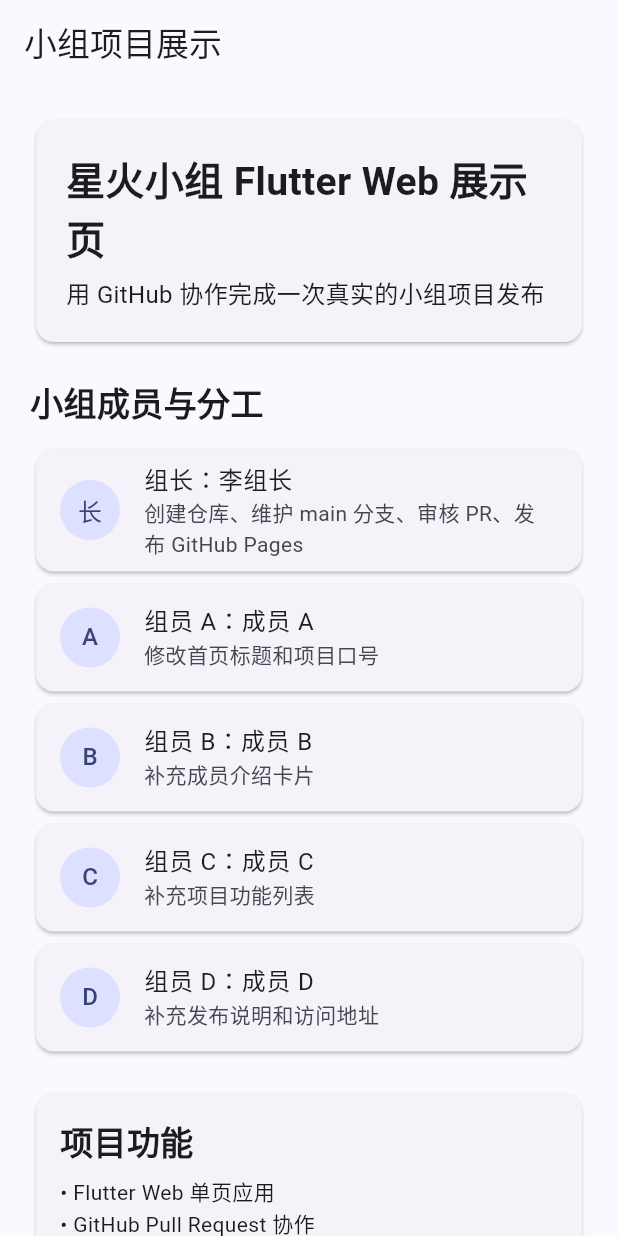
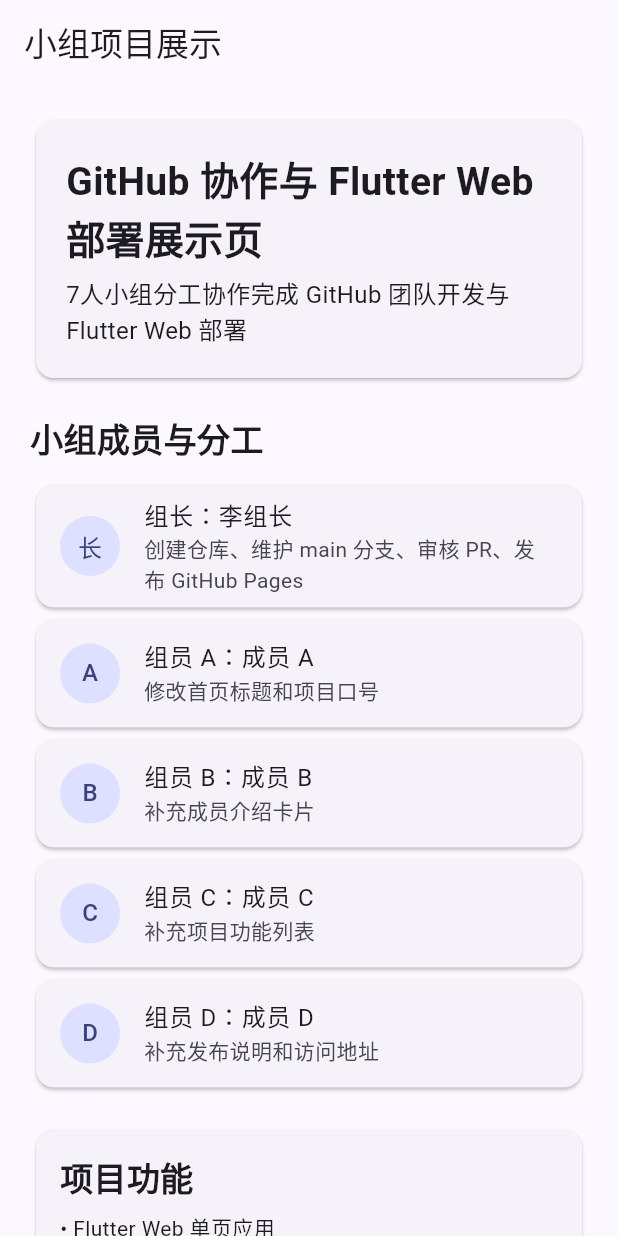
Before and after one commit to Dawncxxy/group-flutter-pages-demo, a Flutter app: the screen it shows after launch, on a phone screen of 412 x 824 dp. Run offline on Flutter 3.47's test engine with Material 3 defaults, Android fonts, the phone set to English and light mode, and no system bars.

Commit message:
update project title and slogan

```diff
--- a/lib/main.dart
+++ b/lib/main.dart
@@ -24,8 +24,8 @@ class GroupFlutterPagesApp extends StatelessWidget {
 class TeamHomePage extends StatelessWidget {
   const TeamHomePage({super.key});
 
-  static const String projectTitle = '星火小组 Flutter Web 展示页';
-  static const String projectSlogan = '用 GitHub 协作完成一次真实的小组项目发布';
+  static const String projectTitle = 'GitHub 协作与 Flutter Web 部署展示页';
+  static const String projectSlogan = '7人小组分工协作完成 GitHub 团队开发与 Flutter Web 部署';
 
   static const List<TeamMember> members = [
     TeamMember(role: '组长', name: '李组长', task: '创建仓库、维护 main 分支、审核 PR、发布 GitHub Pages'),
```
